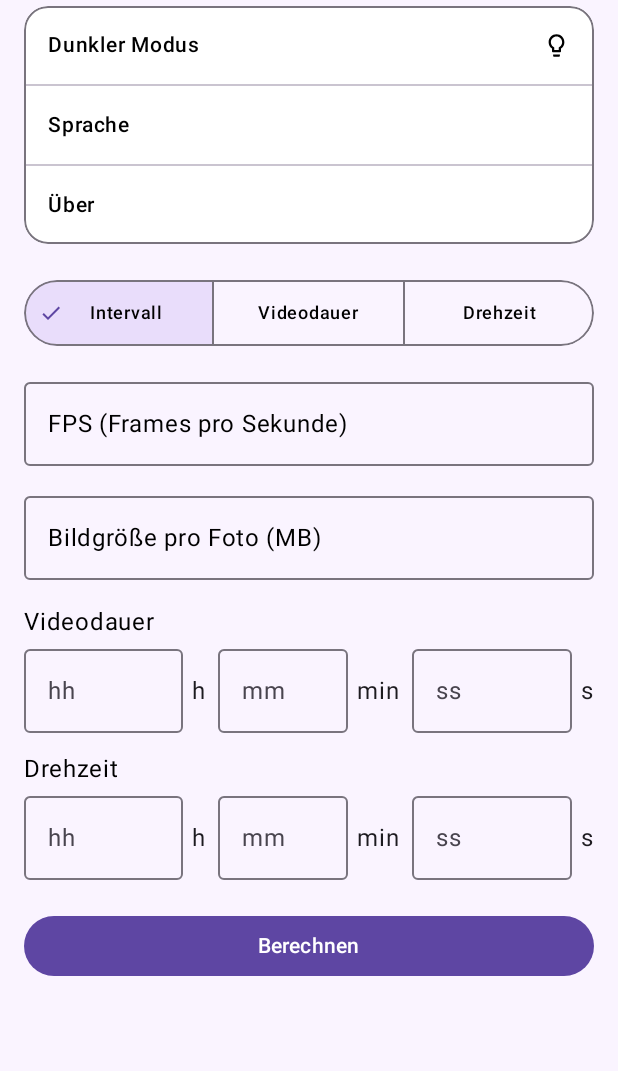
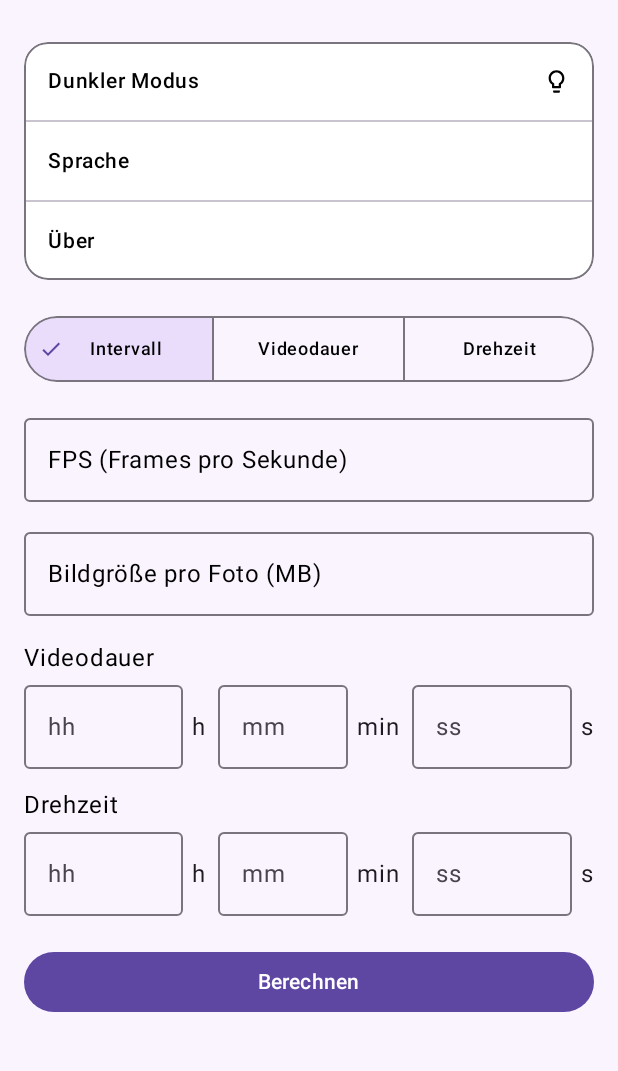
Before and after one commit to VikShepo/timelapse_calculator, an Android app built with Jetpack Compose: the screen it shows after launch (MainActivity), after a tap on "Einstellungen", on a phone screen of 412 x 824 dp, the part 102-1173 px from its top. Run offline under Robolectric (Android 15) with nearby library versions, the phone set to English and light mode, and no system bars.

Commit message:
more spacer for dropdown

```diff
--- a/app/src/main/java/com/example/timelapsecalculator/MainActivity.kt
+++ b/app/src/main/java/com/example/timelapsecalculator/MainActivity.kt
@@ -214,16 +214,21 @@ fun TimelapseScreen(isDarkMode: Boolean, onToggleDark: () -> Unit) {
 			) + fadeIn(),
 			exit = shrinkVertically(
 				animationSpec = tween(durationMillis = 220, easing = FastOutSlowInEasing),
-				shrinkTowards = Alignment.Top
+				shrinkTowards = Alignment.CenterVertically
 			) + fadeOut()
 		) {
 			Column(
 				modifier = Modifier
 					.fillMaxWidth()
-					.clip(RoundedCornerShape(16.dp))
-					.border(1.dp, MaterialTheme.colorScheme.outline, RoundedCornerShape(16.dp))
-					.background(MaterialTheme.colorScheme.surface)
+					.padding(vertical = 24.dp)
 			) {
+				Column(
+					modifier = Modifier
+						.fillMaxWidth()
+						.clip(RoundedCornerShape(16.dp))
+						.border(1.dp, MaterialTheme.colorScheme.outline, RoundedCornerShape(16.dp))
+						.background(MaterialTheme.colorScheme.surface)
+				) {
 				Row(
 					modifier = Modifier
 						.fillMaxWidth()
@@ -278,9 +283,13 @@ fun TimelapseScreen(isDarkMode: Boolean, onToggleDark: () -> Unit) {
 				) {
 					Text("Über", color = MaterialTheme.colorScheme.onSurface, fontSize = 14.sp, fontWeight = FontWeight.SemiBold)
 				}
+				}
 			}
 		}
-		Spacer(Modifier.height(24.dp))
+		// keep uniform spacing only when dropdown is collapsed
+		if (!settingsExpanded) {
+			Spacer(Modifier.height(24.dp))
+		}
 
 		Box(
 			modifier = Modifier
```
